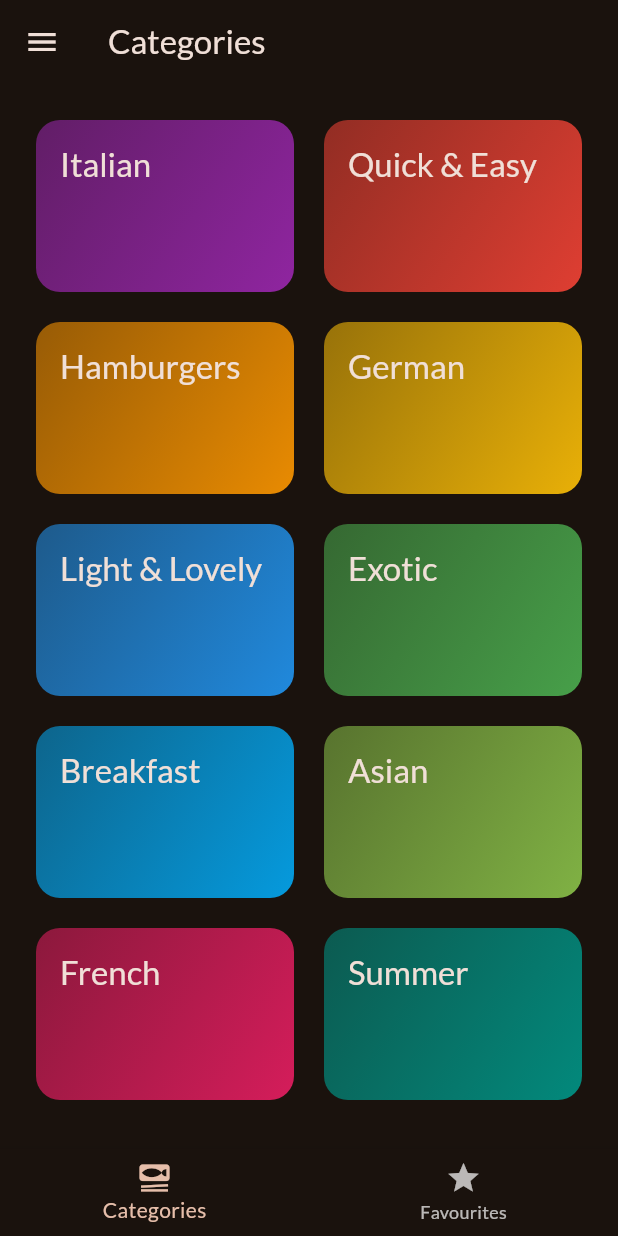
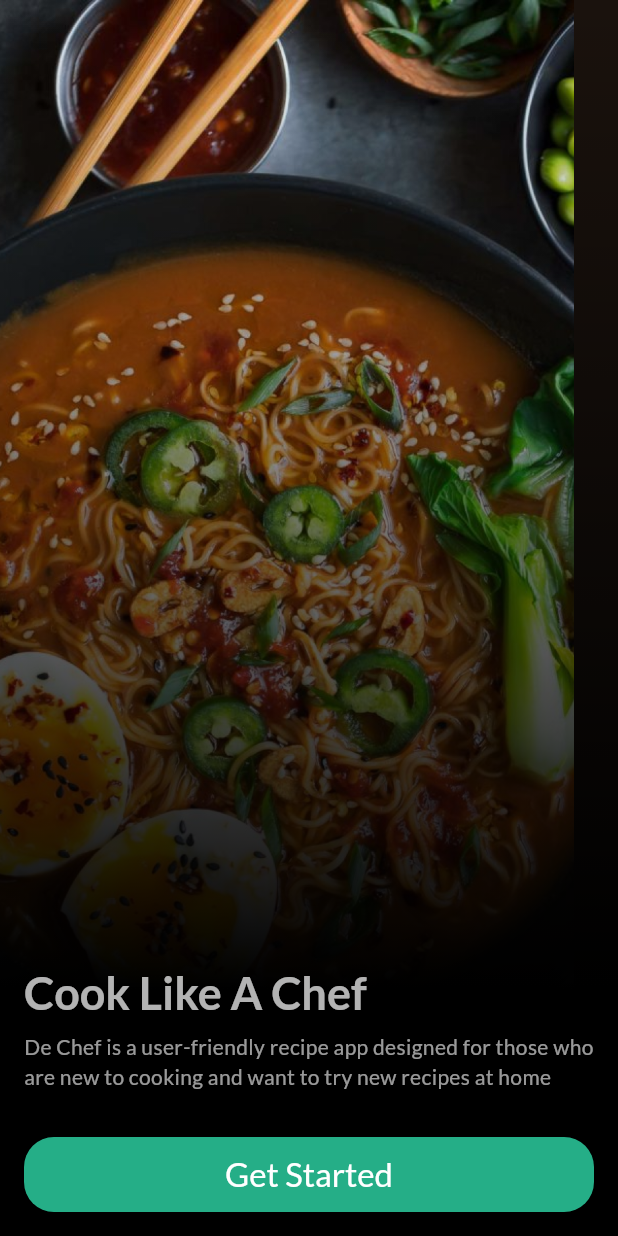
Before and after one commit to muhammed-suhaid/Meal-Mate, a Flutter app: the screen it shows after launch, on a phone screen of 412 x 824 dp. Run offline on Flutter 3.47's test engine with Material 3 defaults, Android fonts, the phone set to English and light mode, and no system bars; our stand-ins replace flutter_riverpod, google_fonts, transparent_image.

Commit message:
Created a get_started screen

```diff
--- a/lib/data/dummy_data.dart
+++ b/lib/data/dummy_data.dart
@@ -1,6 +1,12 @@
 import 'package:flutter/material.dart';
 import 'package:meal_mate/models/category.dart';
 import 'package:meal_mate/models/meal.dart';
+
+const String imagePath = 'assets/images';
+
+class ImageAssets {
+  static const String getStarted = '$imagePath/get_started.png';
+}
 
 const availableCategories = [
   Category(
--- a/lib/main.dart
+++ b/lib/main.dart
@@ -1,7 +1,7 @@
 import 'package:flutter/material.dart';
 import 'package:flutter_riverpod/flutter_riverpod.dart';
 import 'package:google_fonts/google_fonts.dart';
-import 'package:meal_mate/screens/tabs.dart';
+import 'package:meal_mate/screens/get_started.dart';
 
 void main() {
   runApp(
@@ -27,7 +27,7 @@ class MyApp extends StatelessWidget {
         textTheme: GoogleFonts.latoTextTheme(),
       ),
       debugShowCheckedModeBanner: false,
-      home: const TabsScreen(),
+      home: const GetStartedScreen(),
     );
   }
 }
--- /dev/null
+++ b/lib/screens/get_started.dart
@@ -0,0 +1,88 @@
+import 'package:flutter/material.dart';
+import 'package:meal_mate/data/dummy_data.dart';
+import 'package:meal_mate/screens/tabs.dart';
+
+class GetStartedScreen extends StatelessWidget {
+  const GetStartedScreen({super.key});
+  @override
+  Widget build(BuildContext context) {
+    return Scaffold(
+      body: Stack(
+        children: [
+          Image.asset(ImageAssets.getStarted),
+          Container(
+            width: MediaQuery.of(context).size.width,
+            height: MediaQuery.of(context).size.height,
+            decoration: const BoxDecoration(
+              gradient: LinearGradient(
+                colors: [
+                  Colors.black,
+                  Colors.transparent,
+                ],
+                stops: [
+                  0.2,
+                  1,
+                ],
+                begin: Alignment.bottomCenter,
+                end: Alignment.topCenter,
+              ),
+            ),
+          ),
+          Padding(
+            padding: EdgeInsets.fromLTRB(
+              16,
+              MediaQuery.of(context).padding.top + 16,
+              16,
+              MediaQuery.of(context).padding.top + 16,
+            ),
+            child: Column(
+              crossAxisAlignment: CrossAxisAlignment.start,
+              children: [
+                const Spacer(),
+                Text(
+                  "Cook Like A Chef",
+                  style: Theme.of(context).textTheme.titleLarge!.copyWith(
+                        fontSize: 30,
+                        fontWeight: FontWeight.bold,
+                        color: Colors.white70,
+                      ),
+                ),
+                const SizedBox(height: 8),
+                Text(
+                  "De Chef is a user-friendly recipe app designed for those who are new to cooking and want to try new recipes at home",
+                  style: Theme.of(context).textTheme.bodyMedium!.copyWith(
+                        color: Colors.white60,
+                      ),
+                ),
+                const SizedBox(height: 30),
+                InkWell(
+                  onTap: () {
+                    Navigator.of(context).pushReplacement(
+                      MaterialPageRoute(
+                        builder: (context) => const TabsScreen(),
+                      ),
+                    );
+                  },
+                  child: Container(
+                    height: 50,
+                    decoration: BoxDecoration(
+                      color: const Color.fromRGBO(37, 174, 135, 1),
+                      borderRadius: BorderRadius.circular(20),
+                    ),
+                    alignment: Alignment.center,
+                    child: Text(
+                      'Get Started',
+                      style: Theme.of(context).textTheme.titleLarge!.copyWith(
+                            color: Colors.white,
+                          ),
+                    ),
+                  ),
+                )
+              ],
+            ),
+          )
+        ],
+      ),
+    );
+  }
+}
```
Also changed, not shown: pubspec.yaml (+4 -7 lines), assets/images/get_started.png (added).
